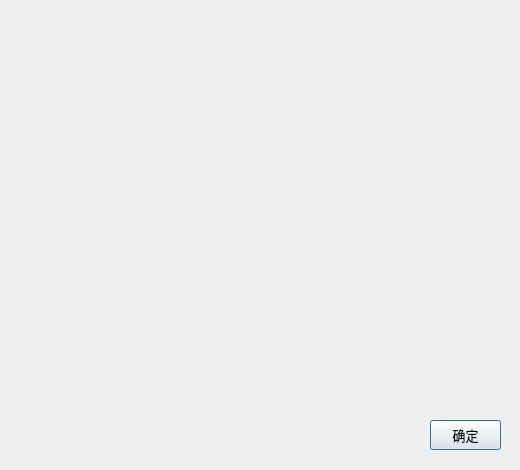
The window that qt_ui/server_config_win/win_ui.ui (ShenWei-HopeNoBug/mock-api-server) describes before a commit, drawn with Qt 5.
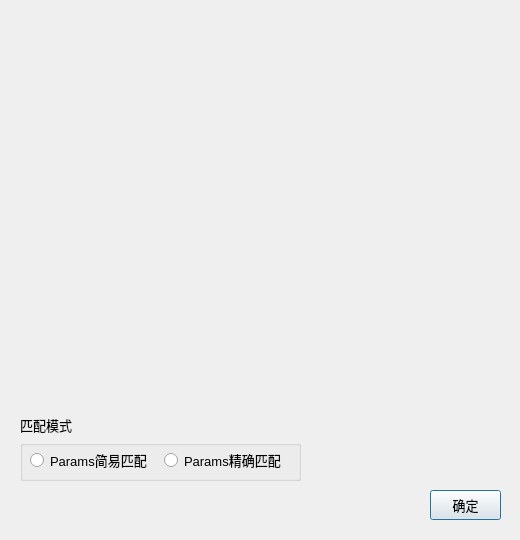
The same window after the commit.

Commit message: 服务配置添加匹配模式选项

Diff of the .ui file:
```diff
--- a/qt_ui/server_config_win/win_ui.ui
+++ b/qt_ui/server_config_win/win_ui.ui
@@ -7,7 +7,7 @@
     <x>0</x>
     <y>0</y>
     <width>520</width>
-    <height>470</height>
+    <height>540</height>
    </rect>
   </property>
   <property name="windowTitle">
@@ -35,7 +35,7 @@
    <property name="geometry">
     <rect>
      <x>430</x>
-     <y>420</y>
+     <y>490</y>
      <width>71</width>
      <height>30</height>
     </rect>
@@ -52,6 +52,100 @@
     <string>确定</string>
    </property>
   </widget>
+  <widget class="QGroupBox" name="paramsMatchGroupBox">
+   <property name="geometry">
+    <rect>
+     <x>20</x>
+     <y>440</y>
+     <width>281</width>
+     <height>41</height>
+    </rect>
+   </property>
+   <property name="title">
+    <string/>
+   </property>
+   <widget class="QWidget" name="horizontalLayoutWidget">
+    <property name="geometry">
+     <rect>
+      <x>10</x>
+      <y>0</y>
+      <width>261</width>
+      <height>41</height>
+     </rect>
+    </property>
+    <layout class="QHBoxLayout" name="horizontalLayout">
+     <item>
+      <widget class="QRadioButton" name="paramsSimpleMatchRadioButton">
+       <property name="minimumSize">
+        <size>
+         <width>0</width>
+         <height>20</height>
+        </size>
+       </property>
+       <property name="font">
+        <font>
+         <pointsize>10</pointsize>
+        </font>
+       </property>
+       <property name="cursor">
+        <cursorShape>PointingHandCursor</cursorShape>
+       </property>
+       <property name="toolTip">
+        <string/>
+       </property>
+       <property name="text">
+        <string>Params简易匹配</string>
+       </property>
+      </widget>
+     </item>
+     <item>
+      <widget class="QRadioButton" name="paramsExactMatchRadioButton">
+       <property name="minimumSize">
+        <size>
+         <width>0</width>
+         <height>20</height>
+        </size>
+       </property>
+       <property name="font">
+        <font>
+         <pointsize>10</pointsize>
+        </font>
+       </property>
+       <property name="cursor">
+        <cursorShape>PointingHandCursor</cursorShape>
+       </property>
+       <property name="text">
+        <string>Params精确匹配</string>
+       </property>
+      </widget>
+     </item>
+    </layout>
+   </widget>
+  </widget>
+  <widget class="QLabel" name="label">
+   <property name="geometry">
+    <rect>
+     <x>20</x>
+     <y>410</y>
+     <width>81</width>
+     <height>30</height>
+    </rect>
+   </property>
+   <property name="minimumSize">
+    <size>
+     <width>0</width>
+     <height>30</height>
+    </size>
+   </property>
+   <property name="font">
+    <font>
+     <pointsize>10</pointsize>
+    </font>
+   </property>
+   <property name="text">
+    <string>匹配模式</string>
+   </property>
+  </widget>
  </widget>
  <resources/>
  <connections/>
```
The commit also changes 4 other files.
